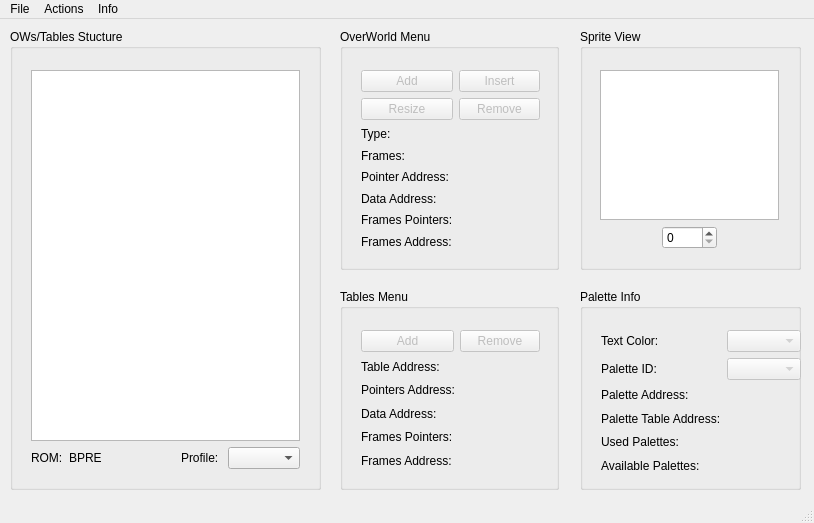
Above: ui/mainwindow.ui from kimwnasptd/OWM-Qt before the change. Below: the same form after it.
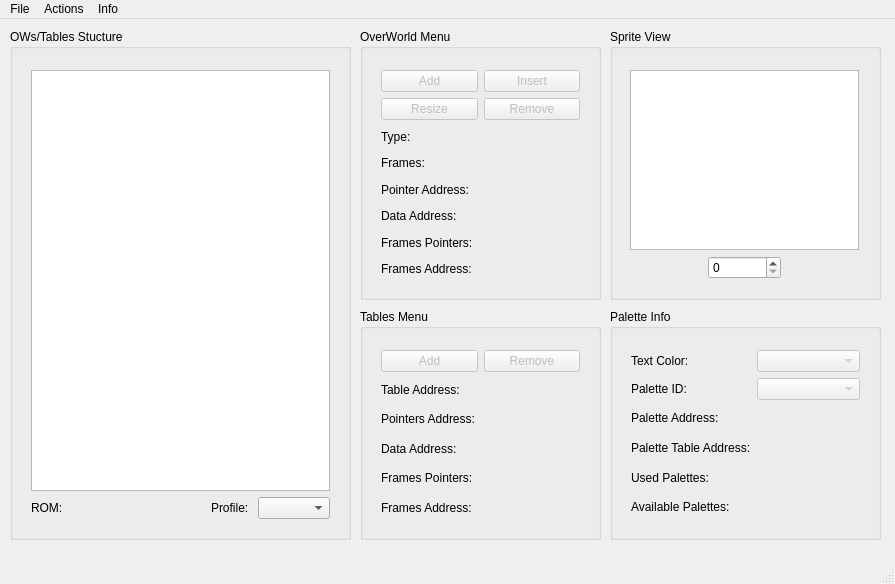
That is the form after the change.

What changed in the file:
```diff
--- a/ui/mainwindow.ui
+++ b/ui/mainwindow.ui
@@ -6,8 +6,8 @@
    <rect>
     <x>0</x>
     <y>0</y>
-    <width>814</width>
-    <height>523</height>
+    <width>895</width>
+    <height>584</height>
    </rect>
   </property>
   <property name="windowTitle">
@@ -17,10 +17,10 @@
    <widget class="QGroupBox" name="paletteBox">
     <property name="geometry">
      <rect>
-      <x>580</x>
-      <y>270</y>
-      <width>221</width>
-      <height>201</height>
+      <x>610</x>
+      <y>290</y>
+      <width>271</width>
+      <height>231</height>
      </rect>
     </property>
     <property name="title">
@@ -31,11 +31,14 @@
       <rect>
        <x>10</x>
        <y>30</y>
-       <width>222</width>
-       <height>166</height>
+       <width>251</width>
+       <height>191</height>
       </rect>
      </property>
      <layout class="QGridLayout" name="paletteOptionsGridLayout">
+      <property name="sizeConstraint">
+       <enum>QLayout::SetMinimumSize</enum>
+      </property>
       <item row="2" column="0">
        <widget class="QLabel" name="label_2">
         <property name="text">
@@ -130,6 +133,9 @@
         <property name="currentText">
          <string/>
         </property>
+        <property name="sizeAdjustPolicy">
+         <enum>QComboBox::AdjustToMinimumContentsLength</enum>
+        </property>
        </widget>
       </item>
      </layout>
@@ -138,10 +144,10 @@
    <widget class="QGroupBox" name="tablesButtonBox">
     <property name="geometry">
      <rect>
-      <x>340</x>
-      <y>270</y>
-      <width>219</width>
-      <height>201</height>
+      <x>360</x>
+      <y>290</y>
+      <width>241</width>
+      <height>231</height>
      </rect>
     </property>
     <property name="title">
@@ -152,11 +158,14 @@
       <rect>
        <x>10</x>
        <y>30</y>
-       <width>201</width>
-       <height>161</height>
+       <width>221</width>
+       <height>191</height>
       </rect>
      </property>
      <layout class="QGridLayout" name="tableOptionsGridLayout">
+      <property name="sizeConstraint">
+       <enum>QLayout::SetMinimumSize</enum>
+      </property>
       <item row="4" column="0">
        <widget class="QLabel" name="lbl_4">
         <property name="text">
@@ -256,10 +265,10 @@
     </property>
     <property name="geometry">
      <rect>
-      <x>340</x>
+      <x>360</x>
       <y>10</y>
-      <width>219</width>
-      <height>241</height>
+      <width>241</width>
+      <height>271</height>
      </rect>
     </property>
     <property name="mouseTracking">
@@ -288,11 +297,14 @@
       <rect>
        <x>10</x>
        <y>30</y>
-       <width>201</width>
-       <height>201</height>
+       <width>221</width>
+       <height>231</height>
       </rect>
      </property>
      <layout class="QGridLayout" name="owInfoLayout" rowstretch="0,0,0,0,0,0,0,0">
+      <property name="sizeConstraint">
+       <enum>QLayout::SetDefaultConstraint</enum>
+      </property>
       <item row="1" column="1">
        <widget class="QPushButton" name="removeOwButton">
         <property name="enabled">
@@ -437,8 +449,8 @@
      <rect>
       <x>10</x>
       <y>10</y>
-      <width>311</width>
-      <height>461</height>
+      <width>341</width>
+      <height>511</height>
      </rect>
     </property>
     <property name="title">
@@ -449,8 +461,8 @@
       <rect>
        <x>10</x>
        <y>30</y>
-       <width>291</width>
-       <height>421</height>
+       <width>321</width>
+       <height>471</height>
       </rect>
      </property>
      <layout class="QGridLayout" name="gridLayout_3">
@@ -474,7 +486,7 @@
       <item row="2" column="1">
        <widget class="QLabel" name="label_14">
         <property name="text">
-         <string>BPRE</string>
+         <string/>
         </property>
        </widget>
       </item>
@@ -526,10 +538,10 @@
    <widget class="QGroupBox" name="groupBox_2">
     <property name="geometry">
      <rect>
-      <x>580</x>
+      <x>610</x>
       <y>10</y>
-      <width>221</width>
-      <height>241</height>
+      <width>271</width>
+      <height>271</height>
      </rect>
     </property>
     <property name="title">
@@ -540,8 +552,8 @@
       <rect>
        <x>9</x>
        <y>30</y>
-       <width>201</width>
-       <height>201</height>
+       <width>251</width>
+       <height>231</height>
       </rect>
      </property>
      <layout class="QGridLayout" name="gridLayout">
@@ -577,7 +589,7 @@
     <rect>
      <x>0</x>
      <y>0</y>
-     <width>814</width>
+     <width>895</width>
      <height>19</height>
     </rect>
    </property>
```
Left out of the diff: 2 changed lines with no effect on the pictures.
